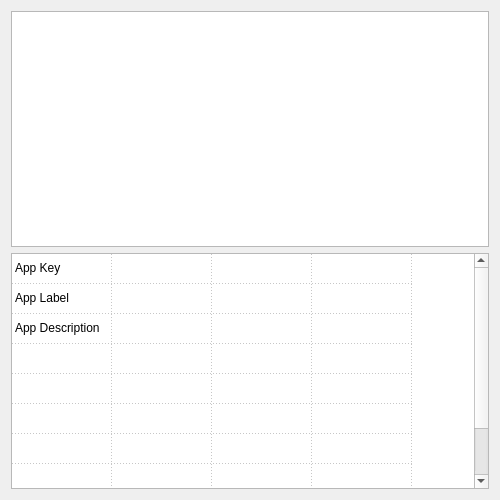
Qt form qtctrl/qtctrlgui/schemainfoform.ui (t3kt/tctrl-protobuf) before a commit.
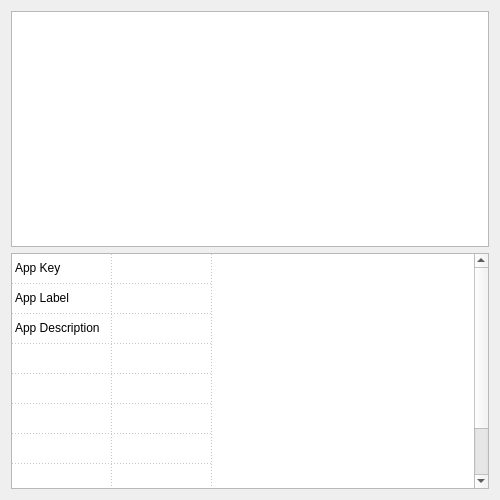
The same form after that commit.

The edit to the form file:
```diff
--- a/qtctrl/qtctrlgui/schemainfoform.ui
+++ b/qtctrl/qtctrlgui/schemainfoform.ui
@@ -29,7 +29,7 @@
       <number>9</number>
      </property>
      <property name="columnCount">
-      <number>4</number>
+      <number>2</number>
      </property>
      <attribute name="horizontalHeaderVisible">
       <bool>false</bool>
@@ -71,8 +71,6 @@
        <string>Value</string>
       </property>
      </column>
-     <column/>
-     <column/>
      <item row="0" column="0">
       <property name="text">
        <string>App Key</string>
```
